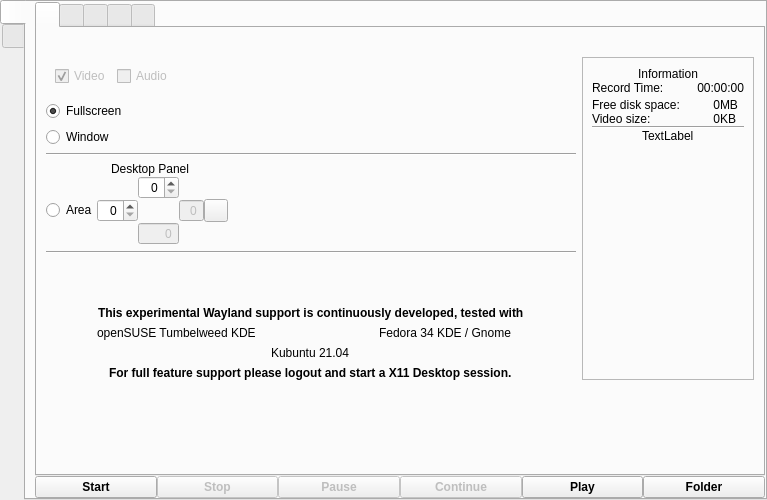
This is src/wayland/formMainWindow_wl.ui in vkohaupt/vokoscreenNG as Qt 5 draws it before an edit. The edited form follows.
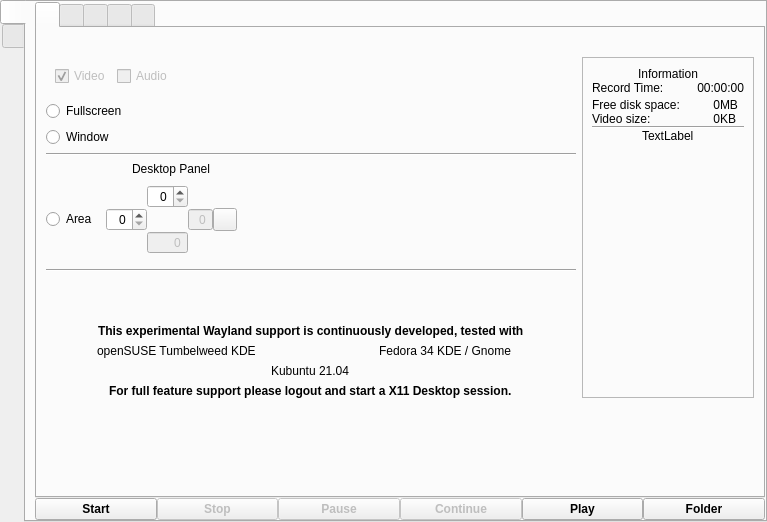
This is the edited form. Icons and pictures are not drawn.

Commit message: Wayland: Area

The edit to the form file:
```diff
--- a/src/wayland/formMainWindow_wl.ui
+++ b/src/wayland/formMainWindow_wl.ui
@@ -7,7 +7,7 @@
     <x>0</x>
     <y>0</y>
     <width>767</width>
-    <height>500</height>
+    <height>522</height>
    </rect>
   </property>
   <property name="windowTitle">
@@ -94,7 +94,7 @@
                   <property name="spacing">
                    <number>0</number>
                   </property>
-                  <item row="2" column="0">
+                  <item row="1" column="0">
                    <widget class="QRadioButton" name="radioButtonScreencastArea">
                     <property name="text">
                      <string notr="true">Area</string>
@@ -104,84 +104,8 @@
                     </attribute>
                    </widget>
                   </item>
-                  <item row="2" column="4">
-                   <widget class="QToolButton" name="toolButtonScreencastAreaReset">
-                    <property name="text">
-                     <string notr="true"/>
-                    </property>
-                    <property name="icon">
-                     <iconset resource="../screencast.qrc">
-                      <normaloff>:/pictures/screencast/undo.png</normaloff>:/pictures/screencast/undo.png</iconset>
-                    </property>
-                   </widget>
-                  </item>
-                  <item row="0" column="1" colspan="3">
-                   <layout class="QHBoxLayout" name="horizontalLayout_6">
-                    <item alignment="Qt::AlignHCenter">
-                     <widget class="QLabel" name="label_11">
-                      <property name="text">
-                       <string notr="true">Desktop Panel</string>
-                      </property>
-                     </widget>
-                    </item>
-                   </layout>
-                  </item>
-                  <item row="2" column="3">
-                   <widget class="QSpinBox" name="spinBox_right">
-                    <property name="enabled">
-                     <bool>false</bool>
-                    </property>
-                    <property name="alignment">
-                     <set>Qt::AlignRight|Qt::AlignTrailing|Qt::AlignVCenter</set>
-                    </property>
-                    <property name="buttonSymbols">
-                     <enum>QAbstractSpinBox::NoButtons</enum>
-                    </property>
-                    <property name="specialValueText">
-                     <string notr="true"/>
-                    </property>
-                    <property name="suffix">
-                     <string notr="true"/>
-                    </property>
-                    <property name="prefix">
-                     <string notr="true"/>
-                    </property>
-                   </widget>
-                  </item>
-                  <item row="2" column="1">
-                   <widget class="QSpinBox" name="spinBox_left">
-                    <property name="alignment">
-                     <set>Qt::AlignRight|Qt::AlignTrailing|Qt::AlignVCenter</set>
-                    </property>
-                    <property name="specialValueText">
-                     <string notr="true"/>
-                    </property>
-                    <property name="suffix">
-                     <string notr="true"/>
-                    </property>
-                    <property name="prefix">
-                     <string notr="true"/>
-                    </property>
-                   </widget>
-                  </item>
-                  <item row="1" column="2">
-                   <widget class="QSpinBox" name="spinBox_top">
-                    <property name="alignment">
-                     <set>Qt::AlignRight|Qt::AlignTrailing|Qt::AlignVCenter</set>
-                    </property>
-                    <property name="specialValueText">
-                     <string notr="true"/>
-                    </property>
-                    <property name="suffix">
-                     <string notr="true"/>
-                    </property>
-                    <property name="prefix">
-                     <string notr="true"/>
-                    </property>
-                   </widget>
-                  </item>
-                  <item row="2" column="5">
-                   <spacer name="horizontalSpacer_3">
+                  <item row="1" column="3">
+                   <spacer name="horizontalSpacer_2">
                     <property name="orientation">
                      <enum>Qt::Horizontal</enum>
                     </property>
@@ -193,26 +117,107 @@
                     </property>
                    </spacer>
                   </item>
-                  <item row="3" column="2">
-                   <widget class="QSpinBox" name="spinBox_bottom">
-                    <property name="enabled">
-                     <bool>false</bool>
+                  <item row="0" column="1" alignment="Qt::AlignHCenter">
+                   <widget class="QLabel" name="label_11">
+                    <property name="text">
+                     <string notr="true">Desktop Panel</string>
                     </property>
-                    <property name="alignment">
-                     <set>Qt::AlignRight|Qt::AlignTrailing|Qt::AlignVCenter</set>
-                    </property>
-                    <property name="buttonSymbols">
-                     <enum>QAbstractSpinBox::NoButtons</enum>
-                    </property>
-                    <property name="specialValueText">
-                     <string notr="true"/>
-                    </property>
-                    <property name="suffix">
-                     <string notr="true"/>
-                    </property>
-                    <property name="prefix">
-                     <string notr="true"/>
-                    </property>
+                   </widget>
+                  </item>
+                  <item row="1" column="1">
+                   <widget class="QWidget" name="widget_Desktop_spinboxes" native="true">
+                    <layout class="QGridLayout" name="gridLayout_3">
+                     <property name="spacing">
+                      <number>0</number>
+                     </property>
+                     <item row="2" column="1">
+                      <widget class="QSpinBox" name="spinBox_bottom">
+                       <property name="enabled">
+                        <bool>false</bool>
+                       </property>
+                       <property name="alignment">
+                        <set>Qt::AlignRight|Qt::AlignTrailing|Qt::AlignVCenter</set>
+                       </property>
+                       <property name="buttonSymbols">
+                        <enum>QAbstractSpinBox::NoButtons</enum>
+                       </property>
+                       <property name="specialValueText">
+                        <string notr="true"/>
+                       </property>
+                       <property name="suffix">
+                        <string notr="true"/>
+                       </property>
+                       <property name="prefix">
+                        <string notr="true"/>
+                       </property>
+                      </widget>
+                     </item>
+                     <item row="0" column="1">
+                      <widget class="QSpinBox" name="spinBox_top">
+                       <property name="alignment">
+                        <set>Qt::AlignRight|Qt::AlignTrailing|Qt::AlignVCenter</set>
+                       </property>
+                       <property name="specialValueText">
+                        <string notr="true"/>
+                       </property>
+                       <property name="suffix">
+                        <string notr="true"/>
+                       </property>
+                       <property name="prefix">
+                        <string notr="true"/>
+                       </property>
+                      </widget>
+                     </item>
+                     <item row="1" column="0">
+                      <widget class="QSpinBox" name="spinBox_left">
+                       <property name="alignment">
+                        <set>Qt::AlignRight|Qt::AlignTrailing|Qt::AlignVCenter</set>
+                       </property>
+                       <property name="specialValueText">
+                        <string notr="true"/>
+                       </property>
+                       <property name="suffix">
+                        <string notr="true"/>
+                       </property>
+                       <property name="prefix">
+                        <string notr="true"/>
+                       </property>
+                      </widget>
+                     </item>
+                     <item row="1" column="2">
+                      <widget class="QSpinBox" name="spinBox_right">
+                       <property name="enabled">
+                        <bool>false</bool>
+                       </property>
+                       <property name="alignment">
+                        <set>Qt::AlignRight|Qt::AlignTrailing|Qt::AlignVCenter</set>
+                       </property>
+                       <property name="buttonSymbols">
+                        <enum>QAbstractSpinBox::NoButtons</enum>
+                       </property>
+                       <property name="specialValueText">
+                        <string notr="true"/>
+                       </property>
+                       <property name="suffix">
+                        <string notr="true"/>
+                       </property>
+                       <property name="prefix">
+                        <string notr="true"/>
+                       </property>
+                      </widget>
+                     </item>
+                     <item row="1" column="3">
+                      <widget class="QToolButton" name="toolButtonScreencastAreaReset">
+                       <property name="text">
+                        <string notr="true"/>
+                       </property>
+                       <property name="icon">
+                        <iconset resource="../screencast.qrc">
+                         <normaloff>:/pictures/screencast/undo.png</normaloff>:/pictures/screencast/undo.png</iconset>
+                       </property>
+                      </widget>
+                     </item>
+                    </layout>
                    </widget>
                   </item>
                  </layout>
@@ -248,7 +253,7 @@
                    <string notr="true">Fullscreen</string>
                   </property>
                   <property name="checked">
-                   <bool>true</bool>
+                   <bool>false</bool>
                   </property>
                   <attribute name="buttonGroup">
                    <string notr="true">buttonGroup</string>
```
Left out of the diff: 2 changed lines with no effect on the pictures. The commit also changes 1 other file.
